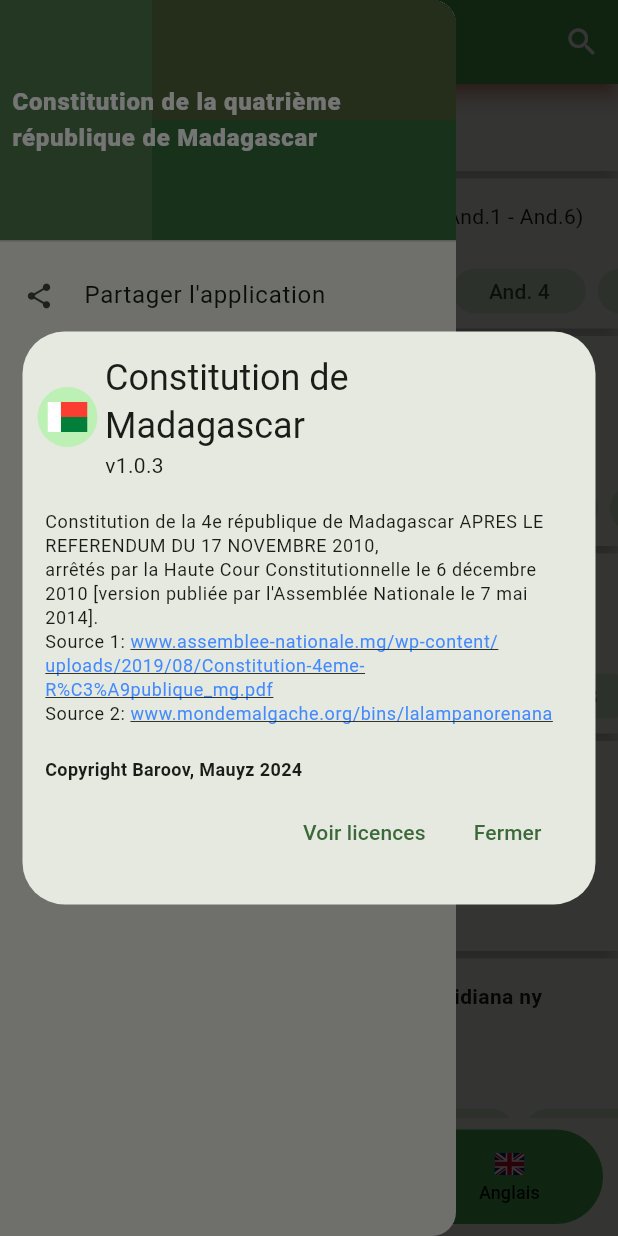
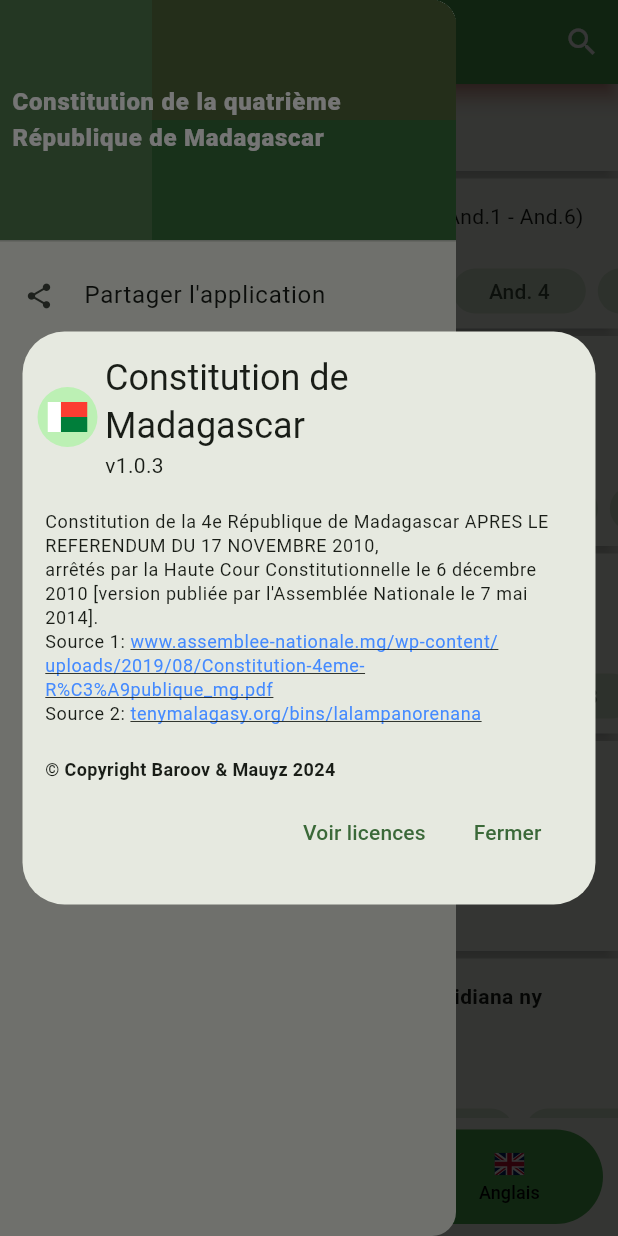
Before and after one commit to mauyz/madagascar_constitution, a Flutter app: the screen it shows after launch, in the side drawer, after a tap on "A propos", on a phone screen of 412 x 824 dp. Run offline on Flutter 3.47's test engine with Material 3 defaults, Android fonts, the phone set to English and light mode, and no system bars; drawn by our look-alikes of auto_size_text, flutter_linkify; our stand-ins replace auto_route, flutter_svg, shared_preferences; missing offline and left inert: highlight_text.

Commit message:
refractor appconstants

```diff
--- /dev/null
+++ b/lib/core/app_constants.dart
@@ -0,0 +1,17 @@
+class AppConstants {
+  const AppConstants._();
+
+  static const appTitle = "Constitution de Madagascar";
+  static const appVersion = "v1.0.3";
+  static const aboutApp = "Constitution de la 4e République de Madagascar"
+      " APRES LE REFERENDUM DU 17 NOVEMBRE 2010,\narrêtés"
+      " par la Haute Cour Constitutionnelle le 6 décembre 2010"
+      " [version publiée par l'Assemblée Nationale le 7 mai 2014].\n"
+      "Source 1: https://www.assemblee-nationale.mg/wp-content/uploads/2019/08/Constitution-4eme-R%C3%A9publique_mg.pdf\n"
+      "Source 2: https://tenymalagasy.org/bins/lalampanorenana";
+  static final copyright = "© Copyright Baroov & Mauyz ${DateTime.now().year}";
+  static const playStoreLink =
+      "https://play.google.com/store/apps/details?id=com.eightgroup.baroov.constitution";
+  static const baroovEmail = "barouvheritiana@gmail.com";
+  static const mauyzEmail = "tsiorymauyz@gmail.com";
+}
--- a/lib/view/pages/home_page.dart
+++ b/lib/view/pages/home_page.dart
@@ -2,6 +2,7 @@ import 'package:auto_route/auto_route.dart';
 import 'package:flutter/material.dart';
 import 'package:flutter_svg/flutter_svg.dart';
 import 'package:madagascar_constitution/app/app_router.gr.dart';
+import 'package:madagascar_constitution/core/app_constants.dart';
 import 'package:madagascar_constitution/core/constitution_language.dart';
 import 'package:madagascar_constitution/source/repository.dart';
 import 'package:madagascar_constitution/view/pages/tab_content_page.dart';
@@ -84,7 +85,7 @@ class HomePage extends StatelessWidget {
                         child: const Padding(
                           padding: EdgeInsets.all(8.0),
                           child: Text(
-                            "Constitution de la quatrième république de Madagascar",
+                            "Constitution de la quatrième République de Madagascar",
                             style: TextStyle(
                               color: Colors.white,
                               fontWeight: FontWeight.w800,
@@ -128,8 +129,8 @@ class HomePage extends StatelessWidget {
                   onTap: () {
                     showCustomAboutDialog(
                       context: context,
-                      applicationName: "Constitution de Madagascar",
-                      applicationVersion: "v1.0.3",
+                      applicationName: AppConstants.appTitle,
+                      applicationVersion: AppConstants.appVersion,
                       applicationIcon: CircleAvatar(
                         child: Padding(
                           padding: const EdgeInsets.all(2.0),
@@ -139,15 +140,8 @@ class HomePage extends StatelessWidget {
                           ),
                         ),
                       ),
-                      applicationLegalese:
-                          "Constitution de la 4e république de Madagascar"
-                          " APRES LE REFERENDUM DU 17 NOVEMBRE 2010,\narrêtés"
-                          " par la Haute Cour Constitutionnelle le 6 décembre 2010"
-                          " [version publiée par l'Assemblée Nationale le 7 mai 2014].\n"
-                          "Source 1: https://www.assemblee-nationale.mg/wp-content/uploads/2019/08/Constitution-4eme-R%C3%A9publique_mg.pdf\n"
-                          "Source 2: http://www.mondemalgache.org/bins/lalampanorenana",
-                      copyright:
-                          "Copyright Baroov, Mauyz ${DateTime.now().year}",
+                      applicationLegalese: AppConstants.aboutApp,
+                      copyright: AppConstants.copyright,
                     );
                   },
                 ),
```
